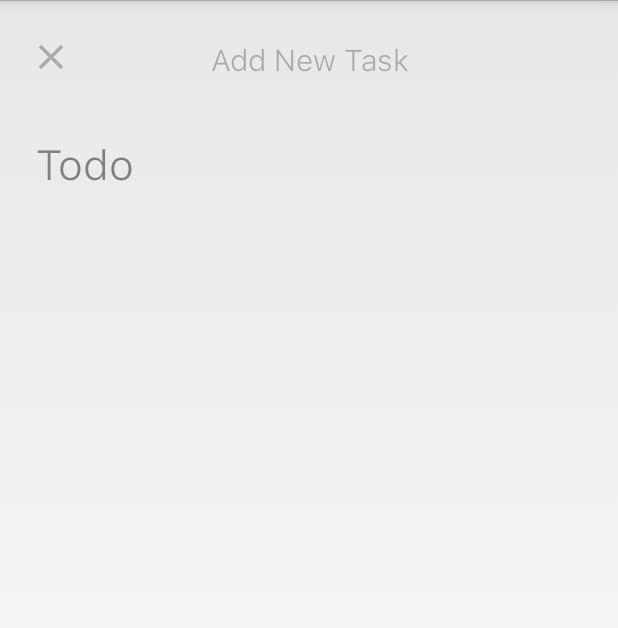
After one commit to deepakbaliga/GetDone, an Android app: the CreateToDoActivity screen opened directly, with no data from a screen before it, on a phone screen of 412 x 824 dp. The commit adds this screen. Shown: the top 628 px of the screen. Run offline under Robolectric (Android 15) with nearby library versions, the phone set to English and light mode, and no system bars; our stand-ins replace CircleImageView.

Commit message:
Added CreateToDoActivity and its layout

```diff
--- a/app/src/main/AndroidManifest.xml
+++ b/app/src/main/AndroidManifest.xml
@@ -9,17 +9,14 @@
         android:supportsRtl="true"
         android:theme="@style/AppTheme">
         <activity android:name=".activities.SplashScreen">
-
-        </activity>
-        <activity android:name=".activities.MainActivity">
-
             <intent-filter>
                 <action android:name="android.intent.action.MAIN" />
 
                 <category android:name="android.intent.category.LAUNCHER" />
             </intent-filter>
-
         </activity>
+        <activity android:name=".activities.MainActivity"></activity>
+        <activity android:name=".activities.CreateToDoActivity"></activity>
     </application>
 
 </manifest>
--- /dev/null
+++ b/app/src/main/java/com/deepakbaliga/getdone/activities/CreateToDoActivity.java
@@ -0,0 +1,17 @@
+package com.deepakbaliga.getdone.activities;
+
+
+import android.os.Bundle;
+
+import com.deepakbaliga.getdone.R;
+import com.deepakbaliga.getdone.baseClasses.GetDoneActivity;
+
+public class CreateToDoActivity extends GetDoneActivity {
+
+    @Override
+    protected void onCreate(Bundle savedInstanceState) {
+        super.onCreate(savedInstanceState);
+        setContentView(R.layout.activity_create_to_do);
+        overridePendingTransition(R.anim.fade_in, R.anim.fade_out);
+    }
+}
--- a/app/src/main/java/com/deepakbaliga/getdone/activities/MainActivity.java
+++ b/app/src/main/java/com/deepakbaliga/getdone/activities/MainActivity.java
@@ -1,6 +1,7 @@
 package com.deepakbaliga.getdone.activities;
 
 import android.app.Activity;
+import android.content.Intent;
 import android.os.Bundle;
 import android.support.v4.view.ViewPager;
 import android.view.View;
@@ -90,6 +91,16 @@ public class MainActivity extends GetDoneActivity {
             }
         });
 
+        floatingActionBar.setOnClickListener(new View.OnClickListener() {
+            @Override
+            public void onClick(View view) {
+
+                Intent intent = new Intent(MainActivity.this, CreateToDoActivity.class);
+                startActivity(intent);
+
+            }
+        });
+
     }
 
     private void toggle() {
@@ -111,4 +122,6 @@ public class MainActivity extends GetDoneActivity {
 
 
     }
+
+
 }
--- /dev/null
+++ b/app/src/main/java/com/deepakbaliga/getdone/customViews/ThinEditTextView.java
@@ -0,0 +1,43 @@
+package com.deepakbaliga.getdone.customViews;
+
+import android.content.Context;
+import android.graphics.Typeface;
+import android.util.AttributeSet;
+import android.widget.EditText;
+import android.widget.TextView;
+
+import com.deepakbaliga.getdone.utilities.FontCache;
+
+/**
+ * Created by deepakbaliga on 13/02/17.
+ */
+
+public class ThinEditTextView extends EditText {
+
+
+    public ThinEditTextView(Context context) {
+        super(context);
+        applyCustomFont(context);
+    }
+
+    public ThinEditTextView(Context context, AttributeSet attrs) {
+        super(context, attrs);
+        applyCustomFont(context);
+    }
+
+    public ThinEditTextView(Context context, AttributeSet attrs, int defStyleAttr) {
+        super(context, attrs, defStyleAttr);
+        applyCustomFont(context);
+    }
+
+
+    private void applyCustomFont(Context context) {
+        Typeface customFont = FontCache.getTypeface("sf_light.otf", context);
+        setTypeface(customFont);
+    }
+
+    @Override
+    public boolean isInEditMode() {
+        return  true;
+    }
+}
--- /dev/null
+++ b/app/src/main/res/drawable/ic_close.xml
@@ -0,0 +1,9 @@
+<vector xmlns:android="http://schemas.android.com/apk/res/android"
+        android:width="24dp"
+        android:height="24dp"
+        android:viewportWidth="24.0"
+        android:viewportHeight="24.0">
+    <path
+        android:fillColor="#FF000000"
+        android:pathData="M19,6.41L17.59,5 12,10.59 6.41,5 5,6.41 10.59,12 5,17.59 6.41,19 12,13.41 17.59,19 19,17.59 13.41,12z"/>
+</vector>
--- /dev/null
+++ b/app/src/main/res/layout/activity_create_to_do.xml
@@ -0,0 +1,59 @@
+<?xml version="1.0" encoding="utf-8"?>
+<RelativeLayout xmlns:android="http://schemas.android.com/apk/res/android"
+    xmlns:tools="http://schemas.android.com/tools"
+    android:id="@+id/activity_create_to_do"
+    android:layout_width="match_parent"
+    android:layout_height="match_parent"
+    android:paddingBottom="@dimen/activity_vertical_margin"
+    android:paddingLeft="@dimen/activity_horizontal_margin"
+    android:paddingRight="@dimen/activity_horizontal_margin"
+    android:paddingTop="@dimen/activity_vertical_margin"
+    tools:context="com.deepakbaliga.getdone.activities.CreateToDoActivity">
+
+    <RelativeLayout
+        android:id="@+id/toolbar"
+        android:layout_width="match_parent"
+        android:layout_height="48dp"
+        android:padding="4dp"
+        android:layout_marginTop="4dp"
+        android:layout_marginBottom="14dp">
+
+        <ImageView
+            android:layout_width="28dp"
+            android:layout_height="28dp"
+            android:src="@drawable/ic_close"
+            android:tint="@color/grey"
+            />
+
+        <com.deepakbaliga.getdone.customViews.ThinTextView
+            android:layout_width="wrap_content"
+            android:layout_height="wrap_content"
+            android:textSize="20dp"
+            android:layout_gravity="center"
+            android:gravity="center"
+            android:padding="2dp"
+            android:text="Add New Task"
+            android:textColor="@color/grey"
+            android:layout_centerHorizontal="true"
+            />
+
+
+
+
+    </RelativeLayout>
+
+
+    <com.deepakbaliga.getdone.customViews.ThinEditTextView
+        android:layout_below="@+id/toolbar"
+        android:layout_width="match_parent"
+        android:layout_height="192dp"
+        android:maxLines="6"
+        android:textSize="28dp"
+        android:hint="Todo"
+        android:padding="8dp"
+        android:background="#00000000"
+        android:gravity="top"
+        />
+
+
+</RelativeLayout>
--- a/app/src/main/res/layout/activity_main.xml
+++ b/app/src/main/res/layout/activity_main.xml
@@ -13,6 +13,7 @@
         android:paddingBottom="30dp"
         />
 
+
     <include
         android:layout_width="match_parent"
         android:layout_height="wrap_content"
```
